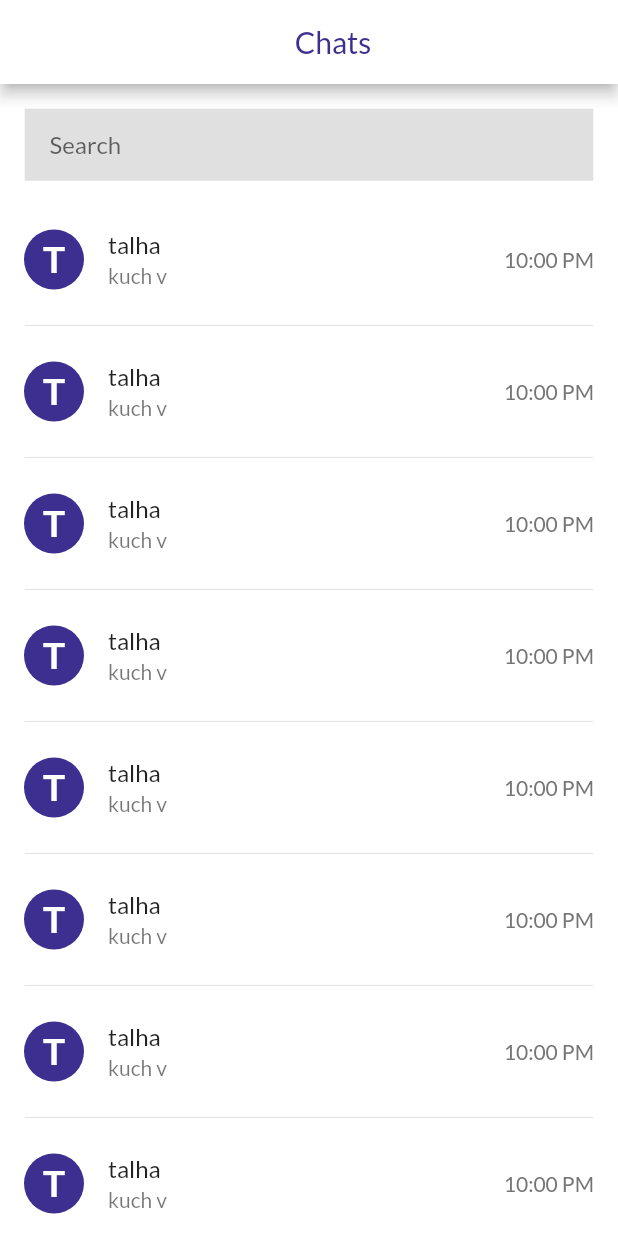
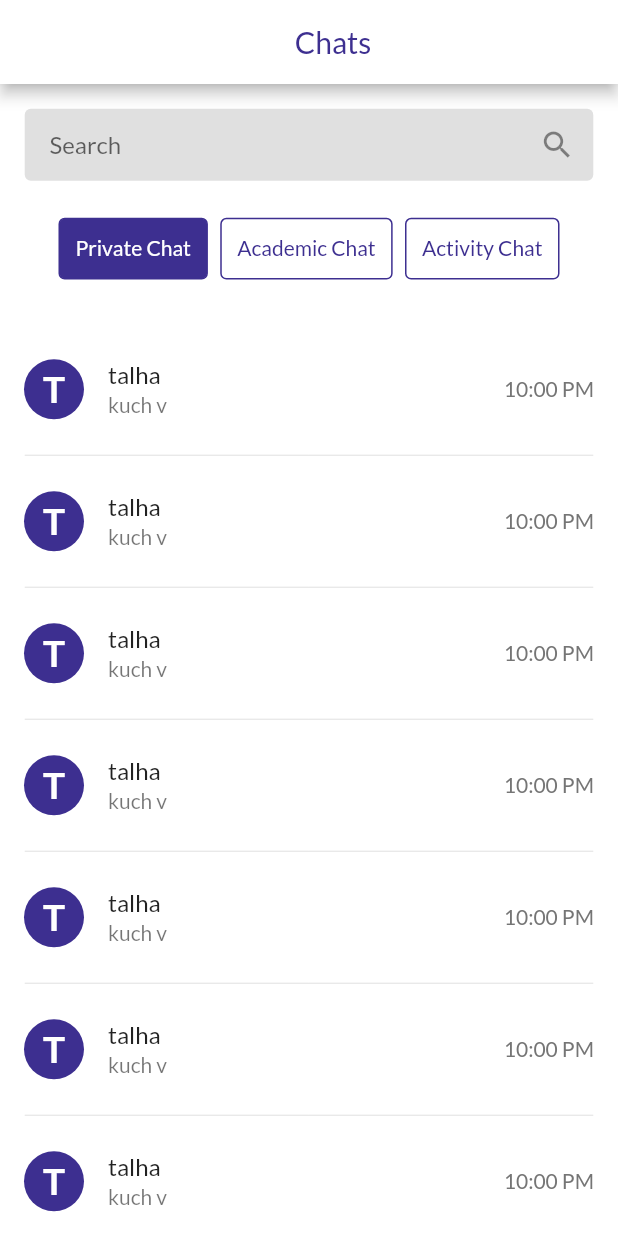
Before and after one commit to talha828/Uni-Chat-App, a Flutter app: the ChatScreen screen opened directly, on a phone screen of 412 x 824 dp. Run offline on Flutter 3.47's test engine with Material 2 defaults, Android fonts, the phone set to English and light mode, and no system bars; our stand-ins replace badges, carousel_slider, cloud_firestore, firebase_auth, firebase_core, firebase_database and 6 more; accounts and stored records are empty.

Commit message:
little bit

```diff
--- a/lib/firebase/database.dart
+++ b/lib/firebase/database.dart
@@ -9,7 +9,7 @@ import 'package:uni_chat_app/model/user_model.dart';
 import 'package:uni_chat_app/screens/main_screen/view.dart';
 
 class Database{
-  static Future<bool>signUp(String name,String email,String password,)async{
+  static Future<bool>signUp(String name,String email,String password,String specialization)async{
     FirebaseAuth auth=FirebaseAuth.instance;
     CollectionReference database=FirebaseFirestore.instance.collection("users");
     //database=FirebaseDatabase.instance.ref().child("database").child("user_details");
@@ -17,6 +17,7 @@ class Database{
       await database.doc(auth.currentUser!.uid).set({
         "name":name,
         "email":email,
+        "specialization":specialization,
         "password":password,
         "uid":auth.currentUser!.uid,
       }).then((value) async{
--- a/lib/main.dart
+++ b/lib/main.dart
@@ -40,7 +40,7 @@ class MyApp extends StatelessWidget {
           Theme.of(context).textTheme
         )
       ),
-      home: ChatRoomScreen(),
+      home: SignUpScreen(),
     );
   }
 }
--- a/lib/screens/chat_screen/view.dart
+++ b/lib/screens/chat_screen/view.dart
@@ -2,7 +2,9 @@
 import 'dart:math' as math;
 
 import 'package:flutter/material.dart';
+import 'package:get/get.dart';
 import 'package:uni_chat_app/constant/constant.dart';
+import 'package:uni_chat_app/screens/chat_room/view.dart';
 import 'package:uni_chat_app/widgets/chat_progress_indicator.dart';
 import 'package:uni_chat_app/widgets/chat_tile.dart';
 
@@ -23,6 +25,8 @@ class _ChatScreenState extends State<ChatScreen> {
   String name="talha";
   String msg="kuch v";
   String  time="10:00 PM";
+  int selectedIndex=0;
+  List<String>list=["Private Chat","Academic Chat","Activity Chat"];
   @override
   Widget build(BuildContext context) {
     var width =MediaQuery.of(context).size.width;
@@ -47,22 +51,43 @@ class _ChatScreenState extends State<ChatScreen> {
                      margin: EdgeInsets.symmetric(vertical: width * 0.04,horizontal: width * 0.04),
                       child:TextField(
                         controller: search,
+                        textAlignVertical: TextAlignVertical.center,
                         decoration: InputDecoration(
+                          suffixIcon: Icon(Icons.search),
                           filled: true,
                           fillColor: Colors.grey.shade300,
                           contentPadding:
                           EdgeInsets.symmetric(horizontal: width * 0.04),
-                          border: InputBorder.none,
+                          border: OutlineInputBorder(
+                            borderSide: BorderSide.none,
+                            borderRadius: BorderRadius.circular(width * 0.01)
+                          ),
                           hintText: "Search",
                         ),
                       ),
                     ),
+                    Padding(
+                      padding: EdgeInsets.only(bottom:width * 0.09,top: width * 0.02),
+                      child:Container(
+                        height: width * 0.1,
+                        child: ListView.separated(
+                          separatorBuilder: (context,index){
+                            return SizedBox(width: width * 0.02,);
+                          },
+                            shrinkWrap: true,
+                            itemCount: 3,
+                            scrollDirection: Axis.horizontal,
+                            itemBuilder: (context,index){
+                          return ChatTypeButton(width: width,selectedIndex: selectedIndex,index: index,title:list[index],onTap: ()=>setState(()=>selectedIndex=index,),);
 
+                        }),
+                      )
+                    ),
                    Expanded(
                      child: ListView.separated(
                          shrinkWrap: true,
                          itemBuilder: (context,index){
-                       return ChatTiles(name: name, width: width, msg: msg, time: time,onTap: (){},);
+                       return ChatTiles(name: name, width: width, msg: msg, time: time,onTap: ()=>Get.to(()=>ChatRoomScreen()),);
                      }, separatorBuilder: (context,index){
                        return Container(
                            margin: EdgeInsets.symmetric(horizontal: width * 0.04),
@@ -80,3 +105,36 @@ class _ChatScreenState extends State<ChatScreen> {
     );
   }
 }
+
+class ChatTypeButton extends StatelessWidget {
+   ChatTypeButton({
+    Key? key,
+    required this.width,
+    required this.title,
+    required this.index,
+    required this.selectedIndex,
+    required this.onTap
+  }) : super(key: key);
+
+  final double width;
+  final String title;
+   int selectedIndex;
+   int index;
+   Function()? onTap;
+
+  @override
+  Widget build(BuildContext context) {
+    return InkWell(
+      onTap:onTap ,
+      child: Container(
+        padding: EdgeInsets.symmetric(vertical: width * 0.025,horizontal: width * 0.025),
+        decoration: BoxDecoration(
+        color:selectedIndex==index? themeColor1:Colors.white,
+          border: Border.all(color: themeColor1),
+          borderRadius: BorderRadius.circular(width * 0.01)
+        ),
+        child:Text(title,style: TextStyle(color:selectedIndex==index?Colors.white:themeColor1),) ,
+      ),
+    );
+  }
+}
```
Also changed, not shown: lib/screens/chat_room/view.dart (+73 -17 lines), lib/screens/signup_screen/view.dart (+8 -0 lines).
